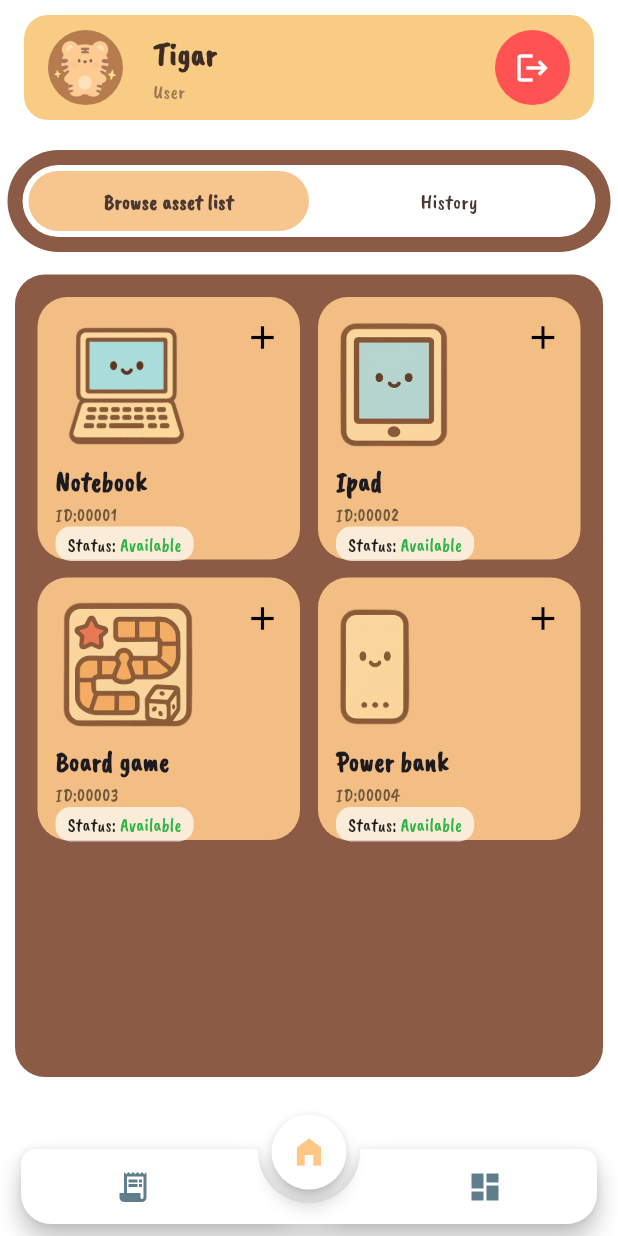
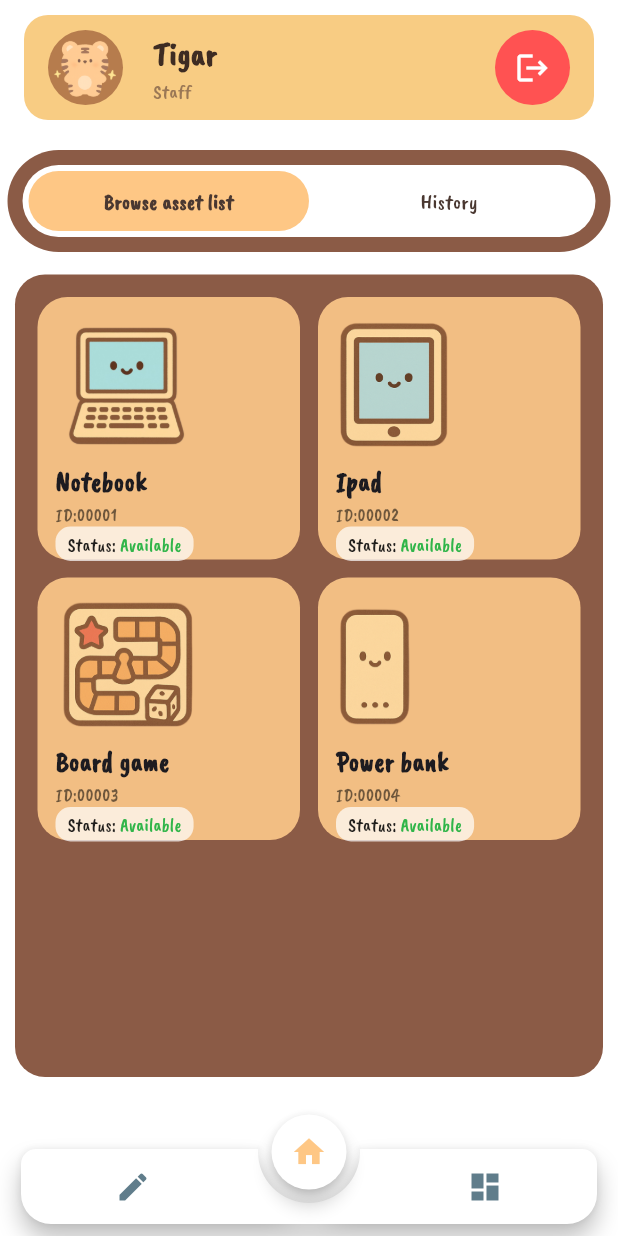
Before and after one commit to kimmysoybad404/project_mobile, a Flutter app: the screen it shows after launch, on a phone screen of 412 x 824 dp. Run offline on Flutter 3.47's test engine with Material 3 defaults, Android fonts, the phone set to English and light mode, and no system bars; drawn by our look-alikes of animated_notch_bottom_bar; our stand-ins replace fl_chart; missing offline and left inert: giffy_dialog.

Commit message:
Change: Picture name from Notebook to notebook and fix bug

```diff
--- a/lib/Borrower/home_page.dart
+++ b/lib/Borrower/home_page.dart
@@ -109,7 +109,7 @@ class _HomeBorrowerState extends State<HomeBorrower> {
           AssetCard(
             name: 'Notebook',
             id: '00001',
-            imagePath: 'assets/images/Notebook.png',
+            imagePath: 'assets/images/notebook.png',
             status: 'Available',
           ),
           AssetCard(
--- a/lib/Borrower/request_page.dart
+++ b/lib/Borrower/request_page.dart
@@ -271,7 +271,7 @@ class _RequestPageState extends State<RequestPage> {
                 width: 100,
                 height: 100,
                 child:
-                    Container(width: 100,height: 100,child: Image.asset("assets/images/Notebook.png")),
+                    Container(width: 100,height: 100,child: Image.asset("assets/images/notebook.png")),
               ),
               Expanded(
                 child: Column(
@@ -359,7 +359,7 @@ class _RequestPageState extends State<RequestPage> {
         child: SizedBox(
           width: 100,
           height: 100,
-          child: Image.asset("assets/images/Notebook.png"),
+          child: Image.asset("assets/images/notebook.png"),
         ),
       ),
     );
--- a/lib/BottomBar.dart
+++ b/lib/BottomBar.dart
@@ -11,7 +11,7 @@ import 'package:giffy_dialog/giffy_dialog.dart';
 import 'package:project_mobile/Staff/manage_assets_page2.dart';
 import 'package:project_mobile/identify_page.dart';
 
-int role = 1; // 1 = borrower, 2 = Lender, 3 = Staff
+int role = 3; // 1 = borrower, 2 = Lender, 3 = Staff
 class AppBarNaja extends StatelessWidget implements PreferredSizeWidget {
   const AppBarNaja({super.key});
 
--- a/lib/Lender/home_page.dart
+++ b/lib/Lender/home_page.dart
@@ -108,7 +108,7 @@ class _HomelenderState extends State<Homelender> {
           AssetCard(
             name: 'Notebook',
             id: '00001',
-            imagePath: 'assets/images/Notebook.png',
+            imagePath: 'assets/images/notebook.png',
             status: 'Available',
           ),
           AssetCard(
--- a/lib/Lender/request_page.dart
+++ b/lib/Lender/request_page.dart
@@ -196,7 +196,7 @@ class _RequestPageState extends State<RequestPage> {
                 width: 100,
                 height: 100,
                 child:
-                    Container(width: 100,height: 100,child: Image.asset("assets/images/Notebook.png")), // Make sure this path is in your pubspec.yaml
+                    Container(width: 100,height: 100,child: Image.asset("assets/images/notebook.png")), // Make sure this path is in your pubspec.yaml
               ),
               Expanded(
                 child: Column(
--- a/lib/Staff/home_page.dart
+++ b/lib/Staff/home_page.dart
@@ -108,7 +108,7 @@ class _HomeStaffState extends State<HomeStaff> {
           AssetCard(
             name: 'Notebook',
             id: '00001',
-            imagePath: 'assets/images/Notebook.png',
+            imagePath: 'assets/images/notebook.png',
             status: 'Available',
           ),
           AssetCard(
```
